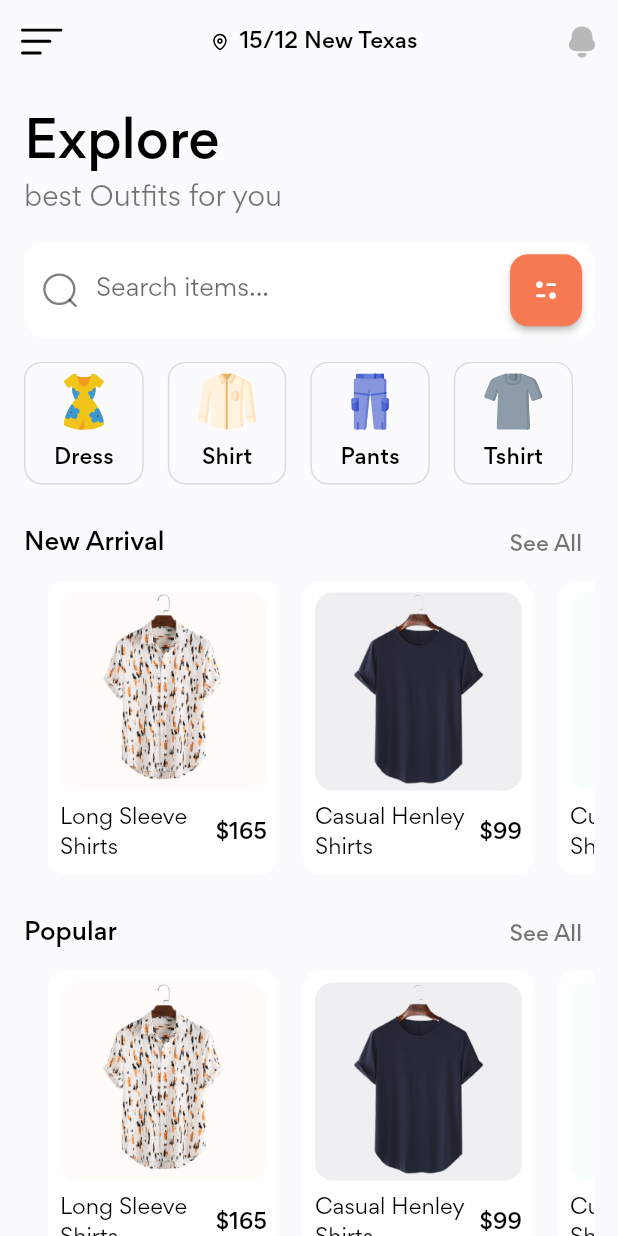
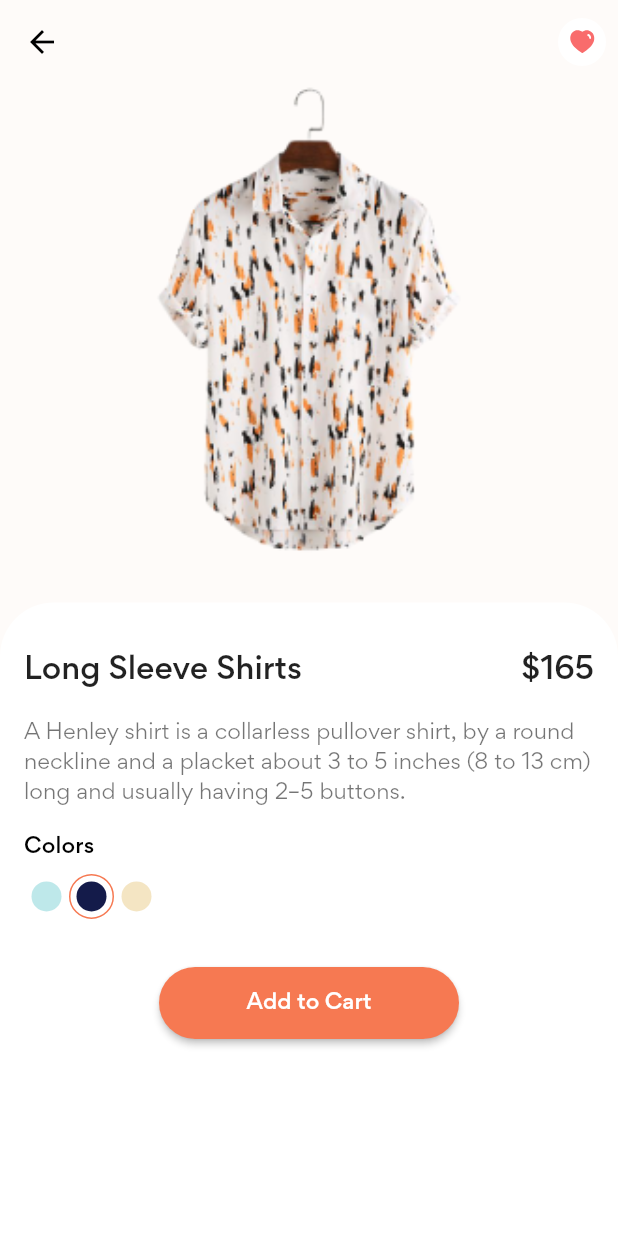
Before and after one commit to irisktaker/shop_app, a Flutter app: the screen it shows after launch, after a tap on "Long Sleeve Shirts", on a phone screen of 412 x 824 dp. Run offline on Flutter 3.47's test engine with Material 2 defaults, Android fonts, the phone set to English and light mode, and no system bars; our stand-ins replace flutter_svg.

Commit message:
finish ui

```diff
--- /dev/null
+++ b/lib/models/colors_dot.dart
@@ -0,0 +1,26 @@
+import 'package:flutter/material.dart';
+
+class ColorsDot {
+  final Color color;
+  bool isActive;
+
+  ColorsDot({
+    required this.color,
+    required this.isActive,
+  });
+}
+
+List<ColorsDot> activeDot = [
+  ColorsDot(
+    color: const Color(0xFFBEE8EA),
+    isActive: false,
+  ),
+  ColorsDot(
+    color: const Color(0xFF141B4A),
+    isActive: true,
+  ),
+  ColorsDot(
+    color: const Color(0xFFF4E5C3),
+    isActive: false,
+  ),
+];
--- a/lib/screens/details/components/color_dot.dart
+++ b/lib/screens/details/components/color_dot.dart
@@ -0,0 +1,35 @@
+import 'package:flutter/material.dart';
+
+import '../../../constants.dart';
+
+class ColorDot extends StatelessWidget {
+  final Color color;
+  final bool isActive;
+  final void Function() press;
+
+  const ColorDot({
+    Key? key,
+    required this.color,
+    required this.isActive,
+    required this.press,
+  }) : super(key: key);
+
+  @override
+  Widget build(BuildContext context) {
+    return InkWell(
+      onTap: press,
+      child: Container(
+        padding: const EdgeInsets.all(defaultPadding / 4),
+        decoration: BoxDecoration(
+          border:
+              Border.all(color: isActive ? primaryColor : Colors.transparent),
+          shape: BoxShape.circle,
+        ),
+        child: CircleAvatar(
+          radius: 10,
+          backgroundColor: color,
+        ),
+      ),
+    );
+  }
+}
--- a/lib/screens/details/details_screen.dart
+++ b/lib/screens/details/details_screen.dart
@@ -0,0 +1,126 @@
+import 'package:flutter/material.dart';
+import 'package:flutter_svg/svg.dart';
+import '/constants.dart';
+import '/models/colors_dot.dart';
+import '/models/product.dart';
+
+import 'components/color_dot.dart';
+
+class DetailsScreen extends StatelessWidget {
+  final Product product;
+
+  const DetailsScreen({
+    Key? key,
+    required this.product,
+  }) : super(key: key);
+
+  @override
+  Widget build(BuildContext context) {
+    return Scaffold(
+      backgroundColor: product.bgColor,
+      appBar: AppBar(
+        backgroundColor: Colors.transparent,
+        elevation: 0,
+        leading: const BackButton(
+          color: Colors.black,
+        ),
+        actions: [
+          IconButton(
+            onPressed: () {},
+            icon: CircleAvatar(
+              backgroundColor: Colors.white,
+              child: SvgPicture.asset(
+                "assets/icons/Heart.svg",
+                height: 20,
+              ),
+            ),
+          ),
+        ],
+      ),
+      body: Column(
+        children: [
+          Image.asset(
+            product.image,
+            height: MediaQuery.of(context).size.height * 0.40,
+            fit: BoxFit.cover,
+          ),
+          const SizedBox(height: defaultPadding),
+          Expanded(
+            child: Container(
+              padding: const EdgeInsets.fromLTRB(
+                defaultPadding,
+                defaultPadding * 2,
+                defaultPadding,
+                defaultPadding,
+              ),
+              decoration: const BoxDecoration(
+                color: Colors.white,
+                borderRadius: BorderRadius.only(
+                  topLeft: Radius.circular(defaultBorderRadius * 3),
+                  topRight: Radius.circular(defaultBorderRadius * 3),
+                ),
+              ),
+              child: SingleChildScrollView(
+                child: Column(
+                  crossAxisAlignment: CrossAxisAlignment.start,
+                  children: [
+                    Row(
+                      children: [
+                        Expanded(
+                          child: Text(
+                            product.title,
+                            style: Theme.of(context).textTheme.headline6,
+                          ),
+                        ),
+                        const SizedBox(width: defaultPadding),
+                        Text(
+                          "\$" + product.price.toString(),
+                          style: Theme.of(context).textTheme.headline6,
+                        ),
+                      ],
+                    ),
+                    const Padding(
+                      padding: EdgeInsets.symmetric(vertical: defaultPadding),
+                      child: Text(
+                        "A Henley shirt is a collarless pullover shirt, by a round neckline and a placket about 3 to 5 inches (8 to 13 cm) long and usually having 2–5 buttons.",
+                      ),
+                    ),
+                    Text(
+                      "Colors",
+                      style: Theme.of(context).textTheme.subtitle2,
+                    ),
+                    const SizedBox(height: defaultPadding / 2),
+                    Row(
+                      children: List.generate(
+                        activeDot.length,
+                        (index) => ColorDot(
+                          color: activeDot[index].color,
+                          isActive: activeDot[index].isActive,
+                          press: () {},
+                        ),
+                      ),
+                    ),
+                    const SizedBox(height: defaultPadding * 2),
+                    Center(
+                      child: SizedBox(
+                        width: 200,
+                        height: 48,
+                        child: ElevatedButton(
+                          onPressed: () {},
+                          style: ElevatedButton.styleFrom(
+                              primary: primaryColor,
+                              shape: const StadiumBorder()),
+                          child: const Text("Add to Cart"),
+                        ),
+                      ),
+                    ),
+                  ],
+                ),
+              ),
+            ),
+          ),
+        ],
+      ),
+    );
+  }
+}
--- a/lib/screens/home/components/new_arrival_products.dart
+++ b/lib/screens/home/components/new_arrival_products.dart
@@ -1,4 +1,5 @@
 import 'package:flutter/material.dart';
+import 'package:shop_app/screens/details/details_screen.dart';
 import '/models/product.dart';
 
 import '../../../constants.dart';
@@ -33,7 +34,16 @@ class NewArrival extends StatelessWidget {
                   title: demo_product[index].title,
                   price: demo_product[index].price,
                   bgColor: demo_product[index].bgColor,
-                  press: () {},
+                  press: () {
+                    Navigator.push(
+                      context,
+                      MaterialPageRoute(
+                        builder: (context) => DetailsScreen(
+                          product: demo_product[index],
+                        ),
+                      ),
+                    );
+                  },
                 ),
               ),
             ),
```
